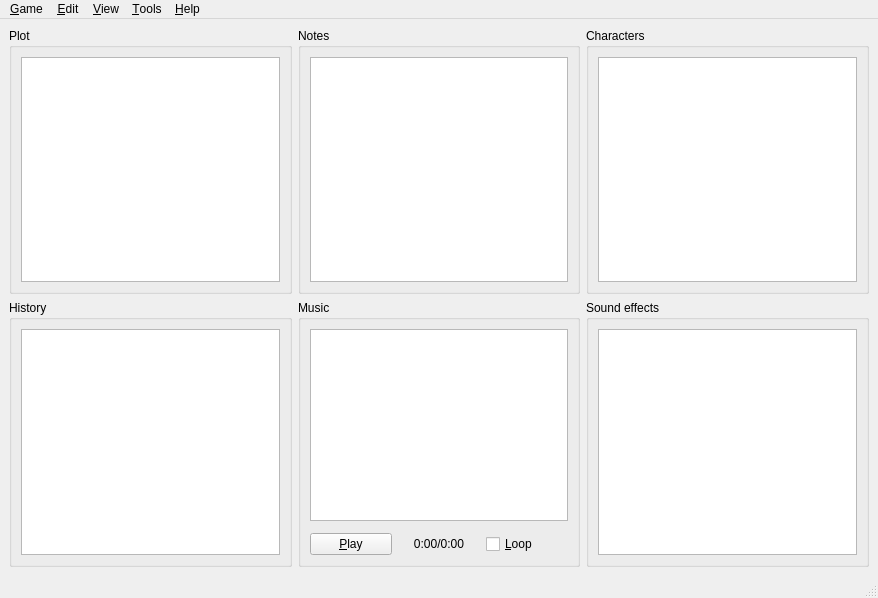
Qt form sources/windows/MainWindow.ui (ViviCoder/GM-Assistant) before a commit.
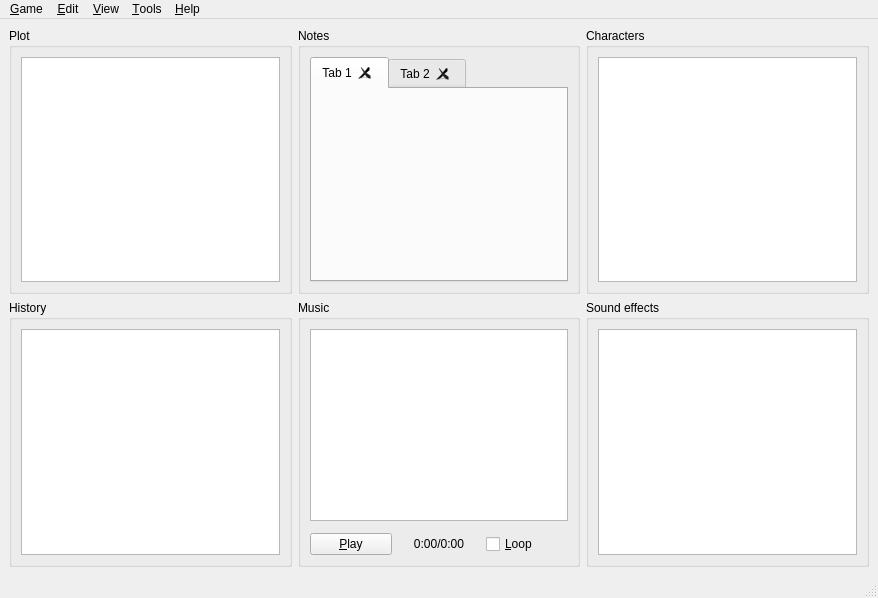
The same form after that commit. Icons and pictures are not drawn. Custom widgets are drawn as their Qt base class.

Commit message: Beginning of the implementation of the note editor with tabs

The edit to the form file:
```diff
--- a/sources/windows/MainWindow.ui
+++ b/sources/windows/MainWindow.ui
@@ -112,16 +112,23 @@
         </property>
         <layout class="QVBoxLayout" name="verticalLayout4">
          <item>
-          <widget class="QCustomTextEdit" name="textNotes">
-           <property name="contextMenuPolicy">
-            <enum>Qt::NoContextMenu</enum>
+          <widget class="QCustomTabWidget" name="tabNotes">
+           <property name="currentIndex">
+            <number>0</number>
            </property>
-           <property name="undoRedoEnabled">
-            <bool>false</bool>
+           <property name="tabsClosable">
+            <bool>true</bool>
            </property>
-           <property name="acceptRichText">
-            <bool>false</bool>
-           </property>
+           <widget class="QWidget" name="tab">
+            <attribute name="title">
+             <string notr="true">Tab 1</string>
+            </attribute>
+           </widget>
+           <widget class="QWidget" name="tab_2">
+            <attribute name="title">
+             <string notr="true">Tab 2</string>
+            </attribute>
+           </widget>
           </widget>
          </item>
         </layout>
@@ -599,9 +606,10 @@
    <header>QCustomTableWidget.h</header>
   </customwidget>
   <customwidget>
-   <class>QCustomTextEdit</class>
-   <extends>QTextEdit</extends>
-   <header>QCustomTextEdit.h</header>
+   <class>QCustomTabWidget</class>
+   <extends>QTabWidget</extends>
+   <header>QCustomTabWidget.h</header>
+   <container>1</container>
   </customwidget>
  </customwidgets>
  <resources>
```
Left out of the diff: 2 changed lines with no effect on the pictures. The commit also changes 9 other files.
